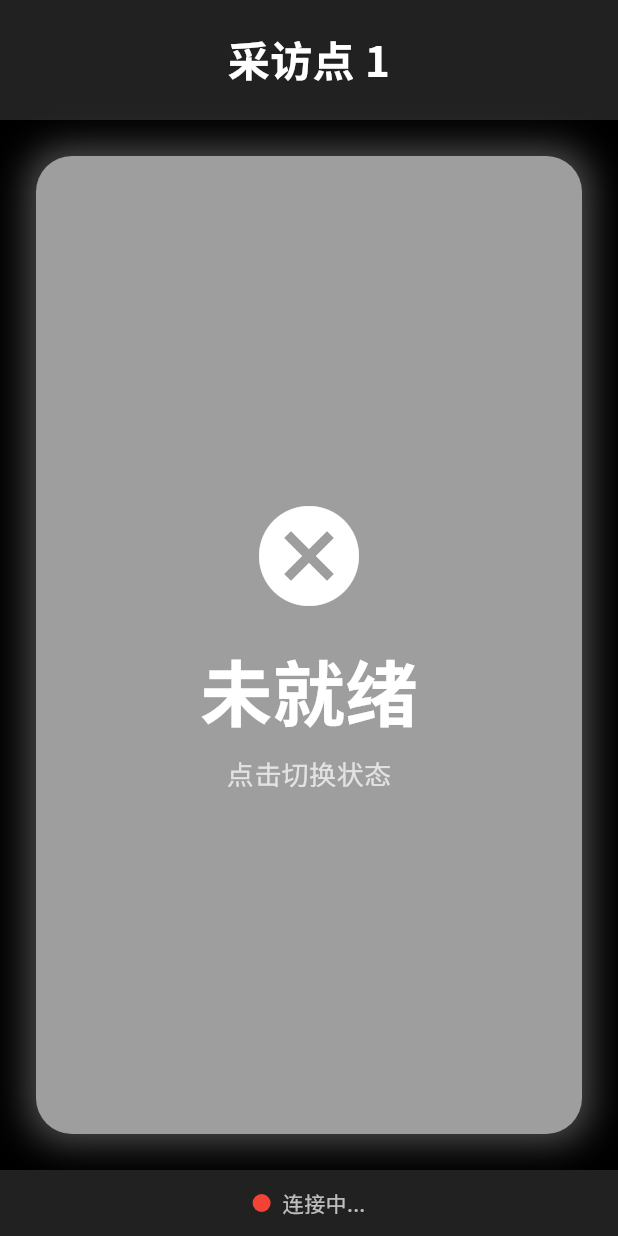
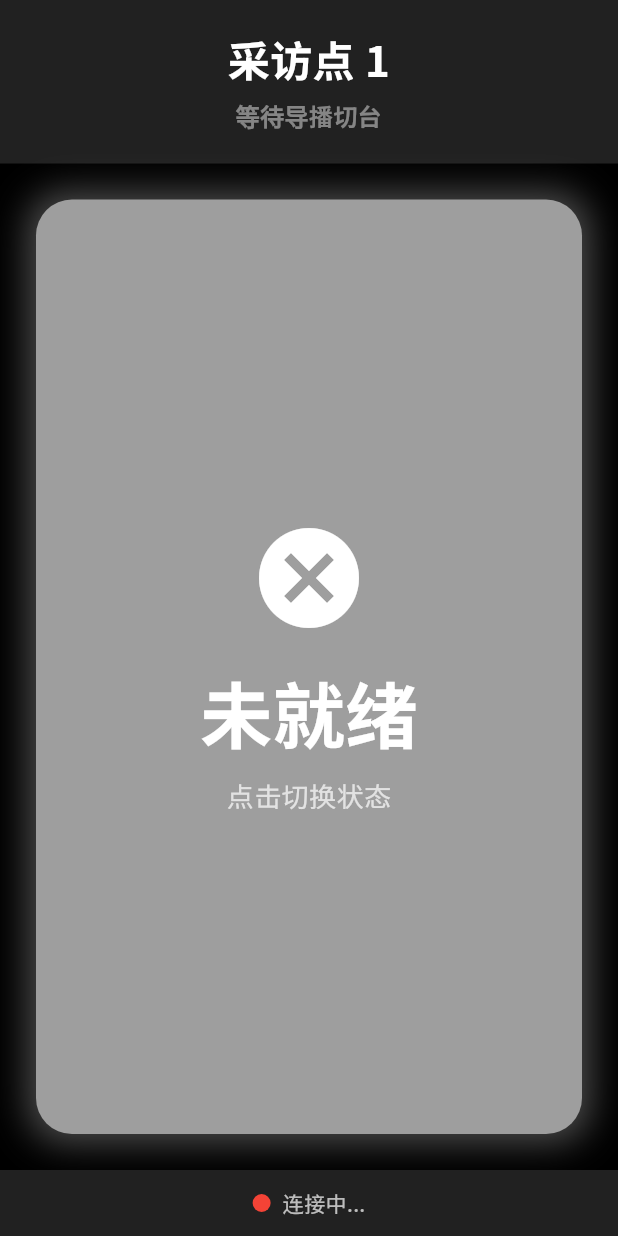
Before and after one commit to Smart-MZCMC/interviewer, a Flutter app: the screen it shows after launch, on a phone screen of 412 x 824 dp. Run offline on Flutter 3.47's test engine with Material 3 defaults, Android fonts, the phone set to English and light mode, and no system bars; network calls fail.

Commit message:
采访端也渲染当前播送的机位
A4 说的是四个客户端都要在连上或重连时渲染收到的状态，采访端此前只处理了
连接态，没有处理这条状态。

记者需要知道画面现在在哪个机位——它决定了自己该不该出现在镜头里。这个值
以前根本拿不到：切台状态只在新的 shot_state 到来时广播一次，采访端中途
连上或重连后完全不知道当前在播什么。

没有当前机位时显示「等待导播切台」，不编一个占位机位名。

```diff
--- a/lib/screens/home_screen.dart
+++ b/lib/screens/home_screen.dart
@@ -22,8 +22,16 @@ class _HomeScreenState extends State<HomeScreen> with WidgetsBindingObserver {
   // late final 才能在初始化器里读 widget。
   late final WebSocketService _wsService = widget.service ?? WebSocketService();
   StreamSubscription<bool>? _connectionSubscription;
+  StreamSubscription<Map<String, dynamic>>? _messageSubscription;
   String _currentStatus = AppConfig.statusNotReady;
   bool _isConnected = false;
+
+  /// 当前正在播送的机位。来自服务端握手时下发的项目状态。
+  ///
+  /// 记者需要知道现在画面在哪个机位——它决定了自己该不该出现在镜头里。
+  /// 这个值以前是拿不到的：切台状态只在新的 shot_state 到来时广播一次，
+  /// 采访端中途连上或重连后完全不知道当前在播什么。
+  String _currentShot = '';
 
   @override
   void initState() {
@@ -34,7 +42,18 @@ class _HomeScreenState extends State<HomeScreen> with WidgetsBindingObserver {
         setState(() => _isConnected = connected);
       }
     });
+    _messageSubscription = _wsService.messageStream.listen(_onMessage);
     _wsService.connect();
+  }
+
+  void _onMessage(Map<String, dynamic> msg) {
+    if (msg['type'] != 'system') return;
+    final payload = msg['payload'];
+    if (payload is! Map) return;
+    if (payload['state_available'] != true) return;
+    final current = (payload['current_shot'] ?? '') as String;
+    if (!mounted) return;
+    setState(() => _currentShot = current);
   }
 
   /// 页面切到后台 / 回到前台。
@@ -52,6 +71,7 @@ class _HomeScreenState extends State<HomeScreen> with WidgetsBindingObserver {
   void dispose() {
     WidgetsBinding.instance.removeObserver(this);
     _connectionSubscription?.cancel();
+    _messageSubscription?.cancel();
     _wsService.dispose();
     super.dispose();
   }
@@ -106,12 +126,14 @@ class _HomeScreenState extends State<HomeScreen> with WidgetsBindingObserver {
             // 版本提示。低于最低适配版本时部分功能会异常，采访员该在按下
             // 状态键之前就看到，而不是等播送中断才发现客户端太旧。
             VersionBanner(serverUrl: AppConfig.serverUrl),
-            // 顶部：采访点名称
+            // 顶部：采访点名称 + 当前播送机位
             Container(
               width: double.infinity,
               padding: const EdgeInsets.symmetric(vertical: 20),
               color: Colors.grey.shade900,
-              child: Text(
+              child: Column(
+                children: [
+                  Text(
                     AppConfig.pointName,
                     textAlign: TextAlign.center,
                     style: const TextStyle(
@@ -119,6 +141,21 @@ class _HomeScreenState extends State<HomeScreen> with WidgetsBindingObserver {
                       fontSize: 28,
                       fontWeight: FontWeight.bold,
                     ),
+                  ),
+                  const SizedBox(height: 6),
+                  Text(
+                    // 没有当前机位时不要编一个，直接说明还没开始。
+                    _currentShot.isEmpty ? '等待导播切台' : '正在播送：$_currentShot',
+                    textAlign: TextAlign.center,
+                    style: TextStyle(
+                      color: _currentShot.isEmpty
+                          ? Colors.white.withValues(alpha: 0.45)
+                          : Colors.lightGreenAccent,
+                      fontSize: 16,
+                      fontWeight: FontWeight.w600,
+                    ),
+                  ),
+                ],
               ),
             ),
 
```
Lines whose indentation alone changed are shown as unchanged.
